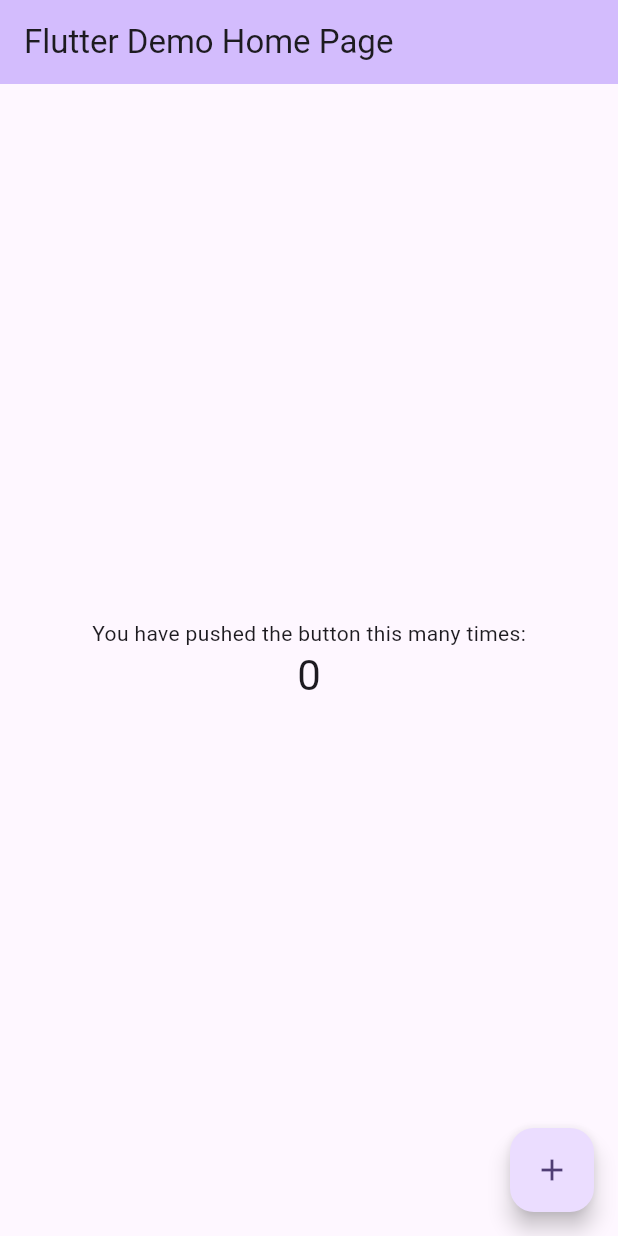
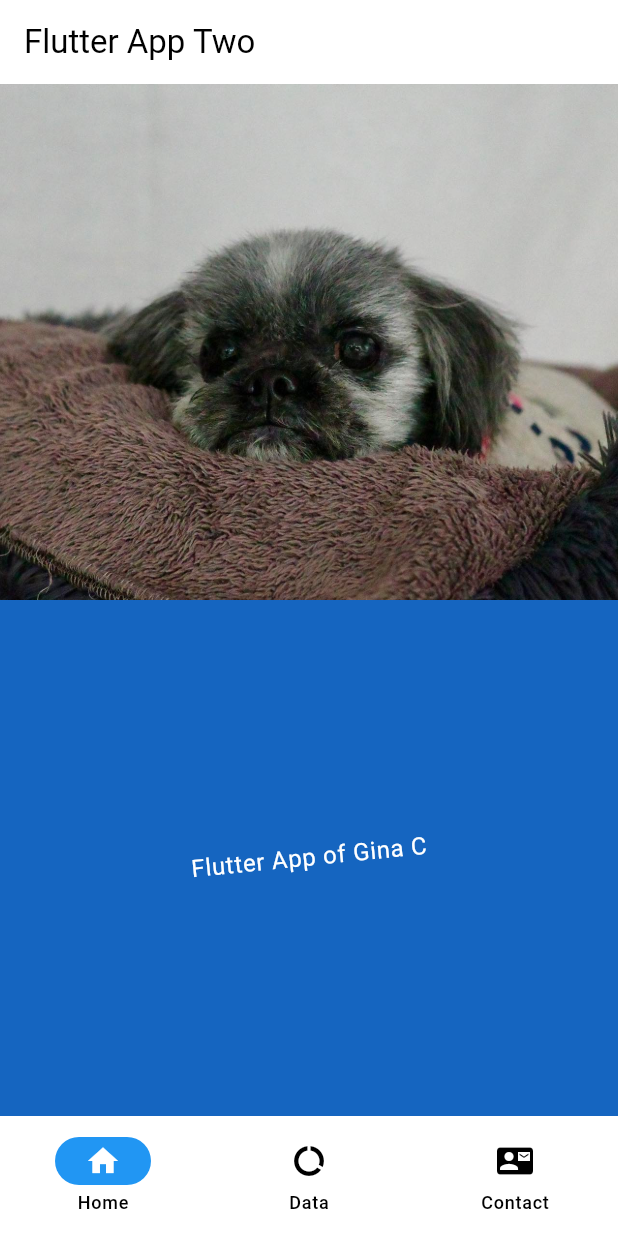
Before and after one commit to cabi0011/mad9135FlutterNavigationApp, a Flutter app: the screen it shows after launch, on a phone screen of 412 x 824 dp. Run offline on Flutter 3.47's test engine with Material 3 defaults, Android fonts, the phone set to English and light mode, and no system bars; Roboto replaces fonts that are missing (Raleway).

Commit message:
Assignment complete

```diff
--- a/lib/main.dart
+++ b/lib/main.dart
@@ -1,4 +1,9 @@
 import 'package:flutter/material.dart';
+import 'package:http/http.dart' as http;
+import 'dart:convert';
+import 'screens/home.dart';
+import 'screens/data.dart';
+import 'screens/contact.dart';
 
 void main() {
   runApp(const MyApp());
@@ -7,119 +12,75 @@ void main() {
 class MyApp extends StatelessWidget {
   const MyApp({super.key});
 
-  // This widget is the root of your application.
   @override
   Widget build(BuildContext context) {
     return MaterialApp(
-      title: 'Flutter Demo',
+      title: 'Navigation App',
       theme: ThemeData(
-        // This is the theme of your application.
-        //
-        // TRY THIS: Try running your application with "flutter run". You'll see
-        // the application has a purple toolbar. Then, without quitting the app,
-        // try changing the seedColor in the colorScheme below to Colors.green
-        // and then invoke "hot reload" (save your changes or press the "hot
-        // reload" button in a Flutter-supported IDE, or press "r" if you used
-        // the command line to start the app).
-        //
-        // Notice that the counter didn't reset back to zero; the application
-        // state is not lost during the reload. To reset the state, use hot
-        // restart instead.
-        //
-        // This works for code too, not just values: Most code changes can be
-        // tested with just a hot reload.
-        colorScheme: ColorScheme.fromSeed(seedColor: Colors.deepPurple),
-        useMaterial3: true,
+        fontFamily: 'Raleway',
+        brightness: Brightness.light,
+        primaryColor: Colors.blue,
+        colorScheme: ColorScheme.fromSwatch().copyWith(
+          primary: Colors.blue,
+          secondary: Colors.amber,
+        ),
+        textTheme: const TextTheme(
+          bodyLarge: TextStyle(color: Colors.white),
+          bodyMedium: TextStyle(color: Colors.white),
+          bodySmall: TextStyle(fontSize: 32.0, fontWeight: FontWeight.bold),
+        ),
       ),
-      home: const MyHomePage(title: 'Flutter Demo Home Page'),
+      home: const MainScreen(),
     );
   }
 }
 
-class MyHomePage extends StatefulWidget {
-  const MyHomePage({super.key, required this.title});
-
-  // This widget is the home page of your application. It is stateful, meaning
-  // that it has a State object (defined below) that contains fields that affect
-  // how it looks.
-
-  // This class is the configuration for the state. It holds the values (in this
-  // case the title) provided by the parent (in this case the App widget) and
-  // used by the build method of the State. Fields in a Widget subclass are
-  // always marked "final".
-
-  final String title;
+class MainScreen extends StatefulWidget {
+  const MainScreen({super.key});
 
   @override
-  State<MyHomePage> createState() => _MyHomePageState();
+  _MainScreenState createState() => _MainScreenState();
 }
 
-class _MyHomePageState extends State<MyHomePage> {
-  int _counter = 0;
+class _MainScreenState extends State<MainScreen> {
+  int _selectedIndex = 0;
 
-  void _incrementCounter() {
+  static const List<Widget> _widgetOptions = <Widget>[
+    HomeScreen(),
+    DataScreen(),
+    ContactScreen(),
+  ];
+
+  void _onItemTapped(int index) {
     setState(() {
-      // This call to setState tells the Flutter framework that something has
-      // changed in this State, which causes it to rerun the build method below
-      // so that the display can reflect the updated values. If we changed
-      // _counter without calling setState(), then the build method would not be
-      // called again, and so nothing would appear to happen.
-      _counter++;
+      _selectedIndex = index;
     });
   }
 
   @override
   Widget build(BuildContext context) {
-    // This method is rerun every time setState is called, for instance as done
-    // by the _incrementCounter method above.
-    //
-    // The Flutter framework has been optimized to make rerunning build methods
-    // fast, so that you can just rebuild anything that needs updating rather
-    // than having to individually change instances of widgets.
     return Scaffold(
-      appBar: AppBar(
-        // TRY THIS: Try changing the color here to a specific color (to
-        // Colors.amber, perhaps?) and trigger a hot reload to see the AppBar
-        // change color while the other colors stay the same.
-        backgroundColor: Theme.of(context).colorScheme.inversePrimary,
-        // Here we take the value from the MyHomePage object that was created by
-        // the App.build method, and use it to set our appbar title.
-        title: Text(widget.title),
+      body: Center(
+        child: _widgetOptions.elementAt(_selectedIndex),
       ),
-      body: Center(
-        // Center is a layout widget. It takes a single child and positions it
-        // in the middle of the parent.
-        child: Column(
-          // Column is also a layout widget. It takes a list of children and
-          // arranges them vertically. By default, it sizes itself to fit its
-          // children horizontally, and tries to be as tall as its parent.
-          //
-          // Column has various properties to control how it sizes itself and
-          // how it positions its children. Here we use mainAxisAlignment to
-          // center the children vertically; the main axis here is the vertical
-          // axis because Columns are vertical (the cross axis would be
-          // horizontal).
-          //
-          // TRY THIS: Invoke "debug painting" (choose the "Toggle Debug Paint"
-          // action in the IDE, or press "p" in the console), to see the
-          // wireframe for each widget.
-          mainAxisAlignment: MainAxisAlignment.center,
-          children: <Widget>[
-            const Text(
-              'You have pushed the button this many times:',
-            ),
-            Text(
-              '$_counter',
-              style: Theme.of(context).textTheme.headlineMedium,
-            ),
-          ],
-        ),
+      bottomNavigationBar: NavigationBar(
+        selectedIndex: _selectedIndex,
+        onDestinationSelected: _onItemTapped,
+        destinations: const <NavigationDestination>[
+          NavigationDestination(
+            icon: Icon(Icons.home),
+            label: 'Home',
+          ),
+          NavigationDestination(
+            icon: Icon(Icons.data_usage),
+            label: 'Data',
+          ),
+          NavigationDestination(
+            icon: Icon(Icons.contact_mail),
+            label: 'Contact',
+          ),
+        ],
       ),
-      floatingActionButton: FloatingActionButton(
-        onPressed: _incrementCounter,
-        tooltip: 'Increment',
-        child: const Icon(Icons.add),
-      ), // This trailing comma makes auto-formatting nicer for build methods.
     );
   }
 }
--- /dev/null
+++ b/lib/screens/home.dart
@@ -0,0 +1,46 @@
+import 'package:flutter/material.dart';
+
+class HomeScreen extends StatelessWidget {
+  const HomeScreen({super.key});
+
+  @override
+  Widget build(BuildContext context) {
+    return Scaffold(
+      appBar: AppBar(
+        title: const Text('Flutter App Two'),
+      ),
+      body: Column(
+        children: [
+          Expanded(
+            child: Container(
+              decoration: const BoxDecoration(
+                image: DecorationImage(
+                  image: AssetImage(
+                      'assets/doggo.JPG'),
+                  fit: BoxFit.cover,
+                ),
+              ),
+            ),
+          ),
+          Expanded(
+            child: Container(
+              color: Colors.blue[800],
+              child: Center(
+                child: Transform.rotate(
+                  angle: -0.1,
+                  child: Text(
+                    'Flutter App of Gina C',
+                    style: Theme.of(context)
+                        .textTheme
+                        .bodyLarge
+                        ?.copyWith(color: Colors.white),
+                  ),
+                ),
+              ),
+            ),
+          ),
+        ],
+      ),
+    );
+  }
+}
```
Also changed, not shown: lib/screens/contact.dart (added, +115 -0 lines), lib/screens/data.dart (added, +63 -0 lines), pubspec.yaml (+7 -67 lines), assets/doggo.JPG (added), pubspec.lock.
